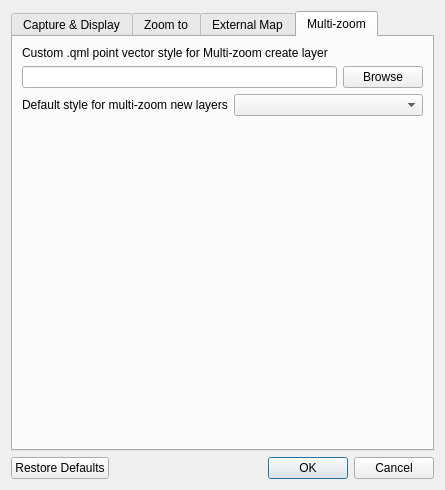
Before: the Qt Designer form ui/latLonSettings.ui in NationalSecurityAgency/qgis-latlontools-plugin, drawn with Qt 5.
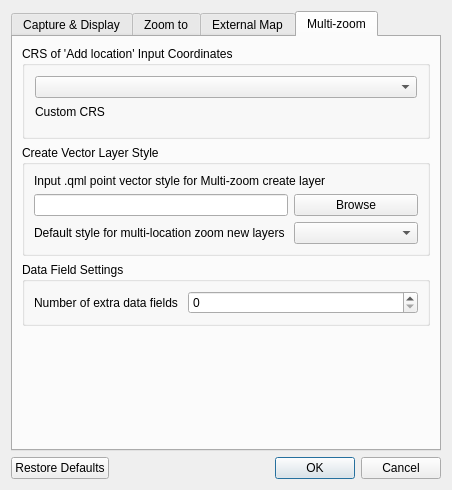
After: the same form once the commit is applied. The open tabs and pages were chosen to show the change. Custom widgets are drawn as their Qt base class.

```diff
--- a/ui/latLonSettings.ui
+++ b/ui/latLonSettings.ui
@@ -6,7 +6,7 @@
    <rect>
     <x>0</x>
     <y>0</y>
-    <width>445</width>
+    <width>452</width>
     <height>490</height>
    </rect>
   </property>
@@ -300,39 +300,117 @@
       </attribute>
       <layout class="QVBoxLayout" name="verticalLayout_5">
        <item>
-        <widget class="QLabel" name="label_15">
-         <property name="text">
-          <string>Custom .qml point vector style for Multi-zoom create layer</string>
+        <widget class="QGroupBox" name="groupBox">
+         <property name="sizePolicy">
+          <sizepolicy hsizetype="Preferred" vsizetype="Preferred">
+           <horstretch>0</horstretch>
+           <verstretch>0</verstretch>
+          </sizepolicy>
          </property>
+         <property name="title">
+          <string>CRS of 'Add location' Input Coordinates</string>
+         </property>
+         <property name="flat">
+          <bool>false</bool>
+         </property>
+         <property name="checkable">
+          <bool>false</bool>
+         </property>
+         <layout class="QVBoxLayout" name="verticalLayout_6">
+          <property name="spacing">
+           <number>7</number>
+          </property>
+          <property name="margin">
+           <number>10</number>
+          </property>
+          <item>
+           <widget class="QComboBox" name="multiZoomToProjectionComboBox"/>
+          </item>
+          <item>
+           <widget class="QLabel" name="label_19">
+            <property name="text">
+             <string>Custom CRS</string>
+            </property>
+           </widget>
+          </item>
+          <item>
+           <widget class="QgsProjectionSelectionWidget" name="multiZoomToProjectionSelectionWidget"/>
+          </item>
+         </layout>
         </widget>
        </item>
        <item>
-        <layout class="QHBoxLayout" name="horizontalLayout_3">
-         <item>
-          <widget class="QLineEdit" name="qmlLineEdit"/>
-         </item>
-         <item>
-          <widget class="QPushButton" name="qmlBrowseButton">
-           <property name="text">
-            <string>Browse</string>
-           </property>
-          </widget>
-         </item>
-        </layout>
+        <widget class="QGroupBox" name="groupBox_2">
+         <property name="title">
+          <string>Create Vector Layer Style</string>
+         </property>
+         <layout class="QVBoxLayout" name="verticalLayout_7">
+          <item>
+           <widget class="QLabel" name="label_15">
+            <property name="text">
+             <string>Input .qml point vector style for Multi-zoom create layer</string>
+            </property>
+           </widget>
+          </item>
+          <item>
+           <layout class="QGridLayout" name="gridLayout_2">
+            <property name="sizeConstraint">
+             <enum>QLayout::SetDefaultConstraint</enum>
+            </property>
+            <item row="1" column="0">
+             <widget class="QLabel" name="label_16">
+              <property name="text">
+               <string>Default style for multi-location zoom new layers </string>
+              </property>
+             </widget>
+            </item>
+            <item row="1" column="1">
+             <widget class="QComboBox" name="markerStyleComboBox"/>
+            </item>
+            <item row="0" column="0">
+             <widget class="QLineEdit" name="qmlLineEdit">
+              <property name="sizePolicy">
+               <sizepolicy hsizetype="Preferred" vsizetype="Fixed">
+                <horstretch>0</horstretch>
+                <verstretch>0</verstretch>
+               </sizepolicy>
+              </property>
+             </widget>
+            </item>
+            <item row="0" column="1">
+             <widget class="QPushButton" name="qmlBrowseButton">
+              <property name="text">
+               <string>Browse</string>
+              </property>
+             </widget>
+            </item>
+           </layout>
+          </item>
+         </layout>
+        </widget>
        </item>
        <item>
-        <layout class="QHBoxLayout" name="horizontalLayout_4">
-         <item>
-          <widget class="QLabel" name="label_16">
-           <property name="text">
-            <string>Default style for multi-zoom new layers</string>
-           </property>
-          </widget>
-         </item>
-         <item>
-          <widget class="QComboBox" name="markerStyleComboBox"/>
-         </item>
-        </layout>
+        <widget class="QGroupBox" name="groupBox_3">
+         <property name="title">
+          <string>Data Field Settings</string>
+         </property>
+         <layout class="QFormLayout" name="formLayout">
+          <item row="0" column="0">
+           <widget class="QLabel" name="label_17">
+            <property name="text">
+             <string>Number of extra data fields </string>
+            </property>
+           </widget>
+          </item>
+          <item row="0" column="1">
+           <widget class="QSpinBox" name="extraDataSpinBox">
+            <property name="maximum">
+             <number>10</number>
+            </property>
+           </widget>
+          </item>
+         </layout>
+        </widget>
        </item>
        <item>
         <spacer name="verticalSpacer_4">
```
Left out of the diff: 4 changed lines with no effect on the pictures.
